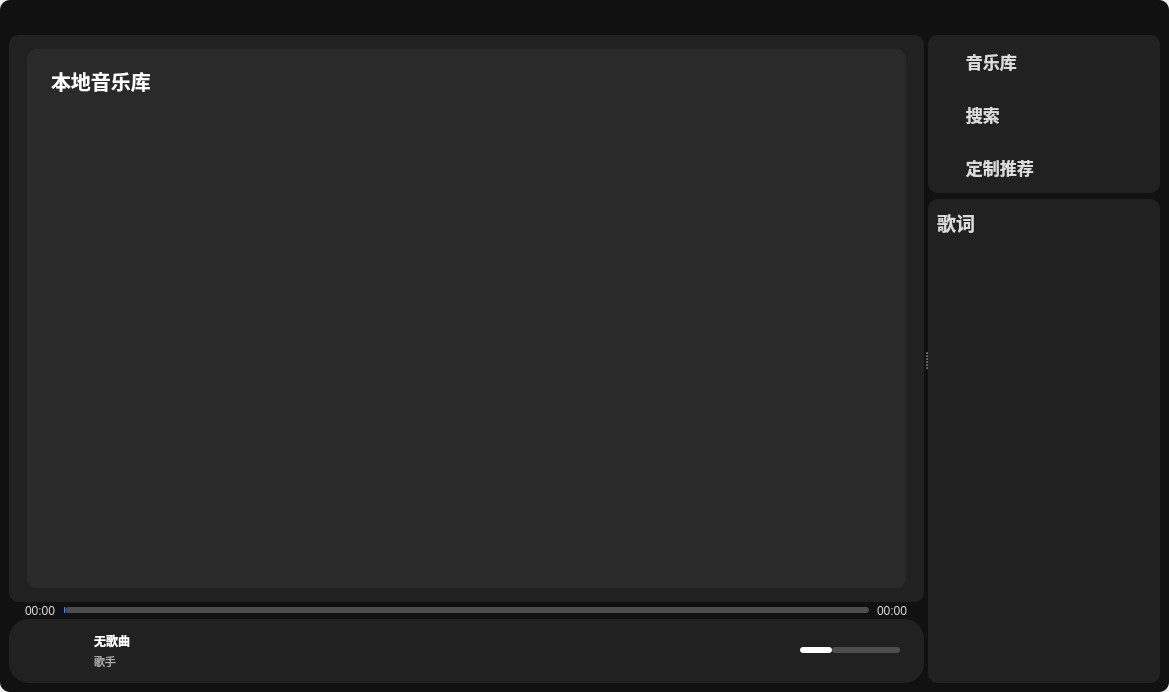
Qt form widget.ui (Zarkec/Melody) before a commit.
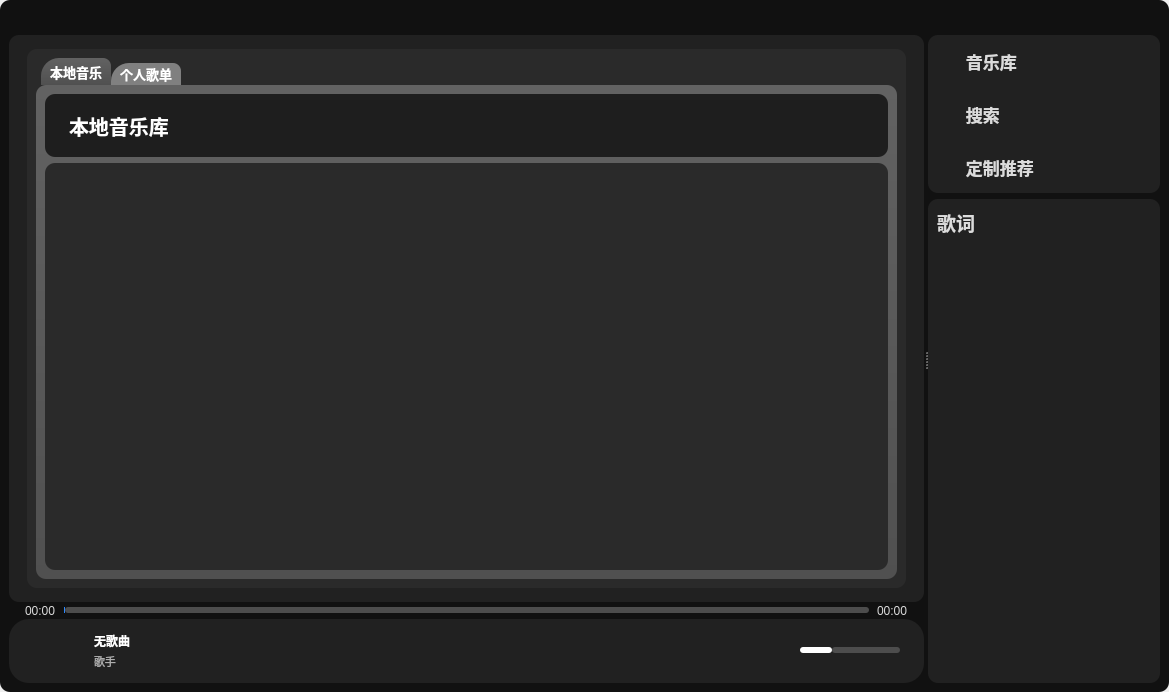
The same form after that commit. Icons and pictures are not drawn. Custom widgets are drawn as their Qt base class.

Commit message: 修改音乐库界面，准备添加myplaylist类

The edit to the form file:
```diff
--- a/widget.ui
+++ b/widget.ui
@@ -1022,10 +1022,65 @@
                     <string notr="true">background-color: rgb(42, 42, 42);
 color: rgb(255, 255, 255);</string>
                    </property>
-                   <layout class="QVBoxLayout" name="verticalLayout_8">
-                    <item>
+                   <layout class="QGridLayout" name="gridLayout_8">
+                    <item row="0" column="0">
+                     <widget class="QTabWidget" name="tabWidget">
+                      <property name="font">
+                       <font>
+                        <family>微软雅黑</family>
+                        <pointsize>10</pointsize>
+                        <italic>false</italic>
+                        <bold>true</bold>
+                        <underline>false</underline>
+                       </font>
+                      </property>
+                      <property name="styleSheet">
+                       <string notr="true">/*QTabWidget*/
+QTabWidget::pane{
+border:none;
+}
+
+QTabWidget::tab-bar {
+     left: 5px;
+}
+
+QTabBar::tab {
+     background: gray;
+     /*border: 2px solid #C4C4C3;*/
+     border-bottom-color: #C2C7CB;
+     border-top-left-radius: 18px;
+     border-top-right-radius: 8px;
+     min-width: 60px;
+     padding: 2px;
+ }
+
+QTabBar::tab:selected{
+    background:qlineargradient(spread:pad,x1:0,y1:0,x2:0,y2:1,stop:0 #626262,stop:1 #505050);
+}
+
+QTabBar::tab:!selected{
+    margin-top:5px;
+}
+/*四个下属界面*/
+#tab,#tab_2,#tab_3,#tab_4{
+    background:qlineargradient(spread:pad,x1:0,y1:0,x2:0,y2:1,stop:0 #626262,stop:1 #505050);
+    border-radius:10px;
+}
+</string>
+                      </property>
+                      <property name="currentIndex">
+                       <number>0</number>
+                      </property>
+                      <widget class="QWidget" name="tab">
+                       <attribute name="title">
+                        <string>  本地音乐  </string>
+                       </attribute>
                      <layout class="QVBoxLayout" name="verticalLayout_6">
                       <item>
+                         <widget class="QWidget" name="widget_11" native="true">
+                          <property name="styleSheet">
+                           <string notr="true">background-color: rgb(30, 30, 30);</string>
+                          </property>
                        <layout class="QHBoxLayout" name="horizontalLayout_10">
                         <item>
                          <spacer name="horizontalSpacer_11">
@@ -1064,7 +1119,7 @@
                           </property>
                           <property name="sizeHint" stdset="0">
                            <size>
-                            <width>40</width>
+                               <width>563</width>
                             <height>20</height>
                            </size>
                           </property>
@@ -1116,6 +1171,7 @@
                          </spacer>
                         </item>
                        </layout>
+                         </widget>
                       </item>
                       <item>
                        <widget class="ListWidgetLocal" name="listWidgetLocal">
@@ -1201,6 +1257,13 @@
                        </widget>
                       </item>
                      </layout>
+                      </widget>
+                      <widget class="QWidget" name="tab_2">
+                       <attribute name="title">
+                        <string>  个人歌单  </string>
+                       </attribute>
+                      </widget>
+                     </widget>
                     </item>
                    </layout>
                   </widget>
```
Left out of the diff: 78 changed lines with no effect on the pictures. Lines whose indentation alone changed are shown as unchanged. The commit also changes 3 other files.
